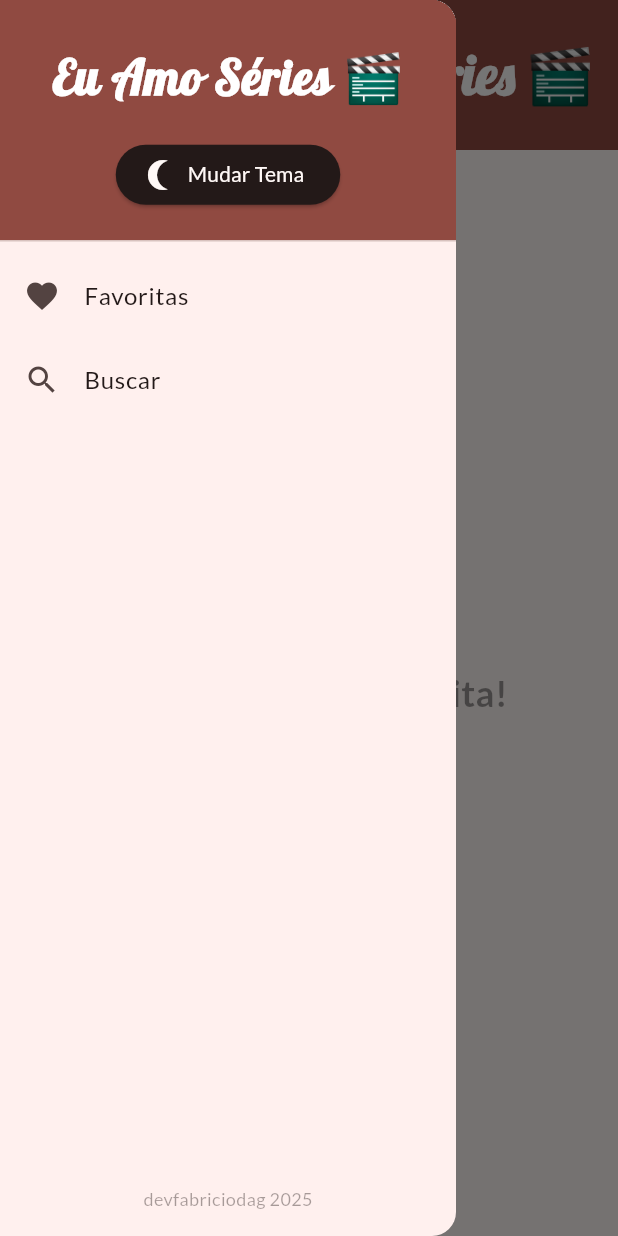
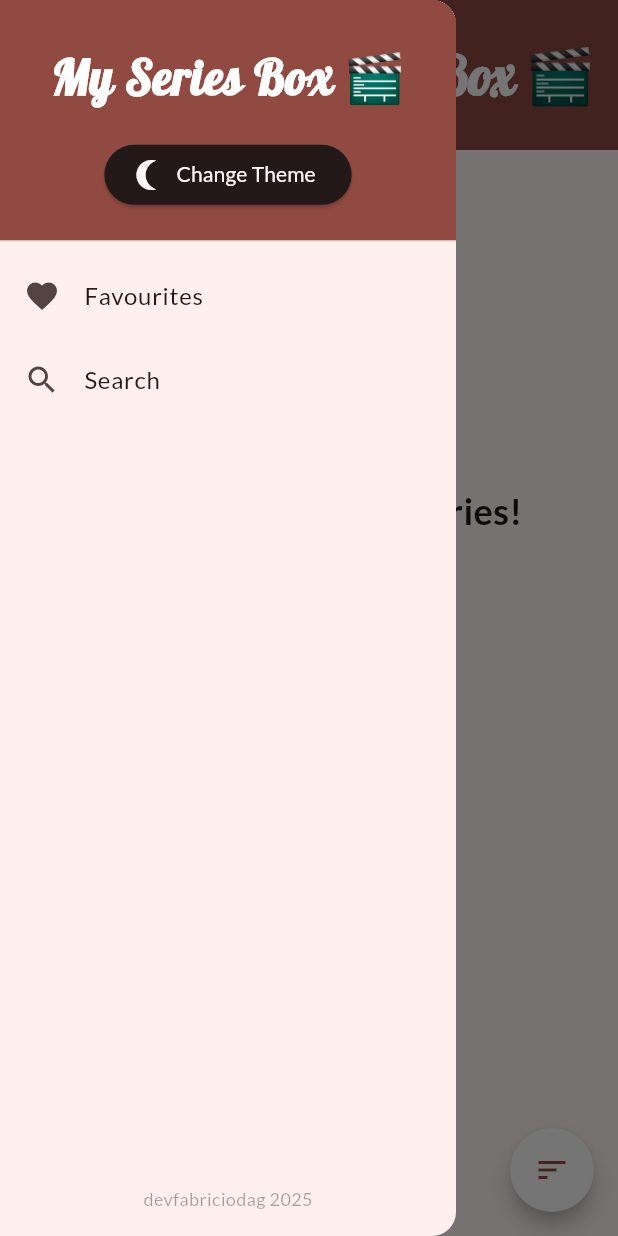
Before and after one commit to FabricioDag/flutter_app_3_seriesAPI, a Flutter app: the screen it shows after launch, with the side drawer open, on a phone screen of 412 x 824 dp. Run offline on Flutter 3.47's test engine with Material 3 defaults, Android fonts, the phone set to English and light mode, and no system bars; drawn by our look-alikes of flutter_speed_dial; our stand-ins replace flutter_html, go_router, google_fonts, sqflite; accounts and stored records are empty.

Commit message:
Aula 31/07 - Database and sort favourites

```diff
--- a/lib/base_screen.dart
+++ b/lib/base_screen.dart
@@ -1,22 +1,83 @@
 import 'package:app3_series_api/custom_drawer.dart';
+import 'package:app3_series_api/tv_show_model.dart';
 import 'package:flutter/material.dart';
+import 'package:flutter_speed_dial/flutter_speed_dial.dart';
+import 'package:go_router/go_router.dart';
+import 'package:provider/provider.dart';
 
-class BaseScreen extends StatelessWidget {
+class BaseScreen extends StatefulWidget {
   final Widget child;
 
   const BaseScreen({super.key, required this.child});
 
   @override
+  State<BaseScreen> createState() => _BaseScreenState();
+}
+
+class _BaseScreenState extends State<BaseScreen> {
+
+  bool _isAscending = true;
+
+  @override
   Widget build(BuildContext context) {
+
+    final currentPath = GoRouterState.of(context).uri.path;
+    final viewModel = context.watch<TvShowModel>();
+
     return Scaffold(
         appBar: AppBar(
           title: Row(
-            mainAxisAlignment: MainAxisAlignment.end, // Alinha à direita
-            children: [Text('Eu Amo Séries 🎬')],
+            mainAxisAlignment: MainAxisAlignment.end,
+            children: [Text('My Series Box 🎬')],
           ),
         ),
         drawer: CustomDrawer(),
-        body: child,
+        body: widget.child,
+        floatingActionButton: currentPath == '/'
+          ? SpeedDial(
+              elevation: 5,
+              icon: Icons.sort,
+              activeIcon: Icons.close,
+              backgroundColor: Theme.of(context).colorScheme.onPrimary,
+              foregroundColor: Theme.of(context).colorScheme.primary,
+              overlayColor: Theme.of(context).colorScheme.primary,
+              overlayOpacity: 0.5,
+              children: [
+                SpeedDialChild(
+                  child: Icon(
+                    Icons.sort_by_alpha,
+                    color: Theme.of(context).colorScheme.primary,
+                  ),
+                  label: 'Sort by name',
+                  labelBackgroundColor: Theme.of(context).colorScheme.surface,
+                  backgroundColor: Theme.of(context).colorScheme.surface,
+                  onTap: () {
+                    viewModel.sortByName(_isAscending);
+                    setState(() {
+                      _isAscending = !_isAscending;
+                    });
+                  },
+                ),
+                SpeedDialChild(
+                  child: Icon(
+                    Icons.star_rate,
+                    color: Theme.of(context).colorScheme.primary,
+                  ),
+                  label: 'Sort by score',
+                  labelBackgroundColor: Theme.of(context).colorScheme.surface,
+                  backgroundColor: Theme.of(context).colorScheme.surface,
+                  onTap: () {
+                    viewModel.sortByRating(_isAscending);
+                    setState(() {
+                      _isAscending = !_isAscending;
+                    });
+                  },
+                ),
+              ],
+            )
+          : null,
       );
   }
+
+
 }
--- a/lib/custom_drawer.dart
+++ b/lib/custom_drawer.dart
@@ -21,7 +21,7 @@ class CustomDrawer extends StatelessWidget {
               mainAxisAlignment: MainAxisAlignment.center,
               children: [
                 Text(
-                  'Eu Amo Séries 🎬',
+                  'My Series Box 🎬',
                   style: GoogleFonts.lobster(
                     color: Theme.of(context).colorScheme.onPrimary,
                     fontSize: 32,
@@ -38,7 +38,7 @@ class CustomDrawer extends StatelessWidget {
                   icon: !context.watch<MyThemeModel>().isDark
                       ? Icon(Icons.nightlight_round_sharp, size: 24)
                       : Icon(Icons.wb_sunny_outlined, size: 24),
-                  label: Text('Mudar Tema'),
+                  label: Text('Change Theme'),
                 ),
               ],
             ),
@@ -46,7 +46,7 @@ class CustomDrawer extends StatelessWidget {
         ),
         ListTile(
           leading: Icon(Icons.favorite),
-          title: Text('Favoritas'),
+          title: Text('Favourites'),
           onTap: () {
             Navigator.of(context).pop();
             context.go('/');
@@ -54,7 +54,7 @@ class CustomDrawer extends StatelessWidget {
         ),
         ListTile(
           leading: Icon(Icons.search),
-          title: Text('Buscar'),
+          title: Text('Search'),
           onTap: () {
             Navigator.of(context).pop();
             context.go('/search');
--- a/lib/fav_tv_show_screen.dart
+++ b/lib/fav_tv_show_screen.dart
@@ -1,6 +1,6 @@
 import 'package:app3_series_api/tv_show_grid.dart';
+import 'package:flutter/material.dart';
 import 'package:app3_series_api/tv_show_model.dart';
-import 'package:flutter/material.dart';
 import 'package:provider/provider.dart';
 
 class FavTvShowScreen extends StatefulWidget {
@@ -12,34 +12,90 @@ class FavTvShowScreen extends StatefulWidget {
 
 class _FavTvShowScreenState extends State<FavTvShowScreen> {
   @override
+  void initState() {
+    super.initState();
+    WidgetsBinding.instance.addPostFrameCallback((_) {
+      context.read<TvShowModel>().initialize();
+    });
+  }
+
+  @override
   Widget build(BuildContext context) {
-    var tvShows = context.watch<TvShowModel>().tvShows;
+    return Consumer<TvShowModel>(
+      builder: (context, viewModel, child) {
+        if (viewModel.isLoading) {
+          return Center(
+            child: SizedBox(
+              height: 96,
+              width: 96,
+              child: CircularProgressIndicator(strokeWidth: 12),
+            ),
+          );
+        }
+
+        if (viewModel.errorMessage != null) {
+          return Center(
+            child: Container(
+              padding: EdgeInsets.all(32),
+              child: Column(
+                spacing: 32,
+                children: [
+                  Text(
+                    'Error: ${viewModel.errorMessage}',
+                    style: TextStyle(fontSize: 24),
+                  ),
+                  ElevatedButton(
+                    onPressed: () {
+                      viewModel.load();
+                    },
+                    child: Text('Try again'),
+                  ),
+                ],
+              ),
+            ),
+          );
+        }
 
         return Container(
           padding: EdgeInsets.all(16),
-  child: tvShows.isEmpty
-      ? Center(
-          child: Text(
-            'Nenhuma série favorita!',
+          child: Column(
+            children: [
+              if (viewModel.hasFavorites) ...[
+                const SizedBox(height: 8),
+                Text(
+                  '${viewModel.tvShows.length} Favourite series',
+                  style: TextStyle(fontWeight: FontWeight.bold, fontSize: 16),
+                ),
+              ],
+              const SizedBox(height: 16),
+              Expanded(
+                child: viewModel.hasFavorites
+                    ? TvShowGrid(tvShows: viewModel.tvShows)
+                    : Center(
+                        child: Column(
+                          children: [
+                            const SizedBox(height: 64),
+                            Icon(
+                              Icons.favorite,
+                              size: 96,
+                              color: Theme.of(context).colorScheme.primary,
+                            ),
+                            const SizedBox(height: 32),
+                            Text(
+                              'Add your favourite series!',
                               style: TextStyle(
+                                fontWeight: FontWeight.bold,
                                 fontSize: 24,
-              fontWeight: FontWeight.bold,
-              color: Colors.black.withAlpha((0.4 * 255).toInt())
                               ),
-            textAlign: TextAlign.center,
                             ),
-        )
-      : Column(
-          crossAxisAlignment: CrossAxisAlignment.start,
-          children: [
-            Text(
-              'Favoritas',
-              style: TextStyle(fontWeight: FontWeight.bold, fontSize: 24),
+                          ],
                         ),
-            SizedBox(height: 16),
-            Expanded(child: TvShowGrid(tvShows: tvShows)),
+                      ),
+              ),
             ],
           ),
         );
+      },
+    );
   }
 }
--- a/lib/main.dart
+++ b/lib/main.dart
@@ -9,6 +9,8 @@ import 'package:go_router/go_router.dart';
 import 'package:provider/provider.dart';
 
 void main() {
+  WidgetsFlutterBinding.ensureInitialized();
+
   runApp(
     MultiProvider(
       providers: [
--- a/lib/tv_show_search.dart
+++ b/lib/tv_show_search.dart
@@ -35,7 +35,7 @@ class _TvShowSearchScreenState extends State<TvShowSearchScreen> {
       child: Column(
         children: [
           Text(
-            'Buscar Séries',
+            'Search series',
             style: TextStyle(fontWeight: FontWeight.bold, fontSize: 24),
           ),
           SizedBox(height: 32),
@@ -66,7 +66,7 @@ class _TvShowSearchScreenState extends State<TvShowSearchScreen> {
               ),
               validator: (value) {
                 if (value == null || value.isEmpty) {
-                  return 'Título é obrigatório!';
+                  return 'You must insert a title!';
                 }
                 return null;
               },
@@ -94,12 +94,12 @@ class _TvShowSearchScreenState extends State<TvShowSearchScreen> {
                               spacing: 32,
                               children: [
                                 Text(
-                                  'Erro: ${snapshot.error}',
+                                  'Error: ${snapshot.error}',
                                   style: TextStyle(fontSize: 24),
                                 ),
                                 ElevatedButton(
                                   onPressed: () => context.go('/'),
-                                  child: Text('VOLTAR'),
+                                  child: Text('return'),
                                 ),
                               ],
                             ),
@@ -113,12 +113,12 @@ class _TvShowSearchScreenState extends State<TvShowSearchScreen> {
                               spacing: 32,
                               children: [
                                 Text(
-                                  'Nenhuma série encontrada!',
+                                  'No series found!',
                                   style: TextStyle(fontSize: 24),
                                 ),
                                 ElevatedButton(
                                   onPressed: () => context.go('/'),
-                                  child: Text('VOLTAR'),
+                                  child: Text('Return'),
                                 ),
                               ],
                             ),
@@ -127,7 +127,7 @@ class _TvShowSearchScreenState extends State<TvShowSearchScreen> {
                       } else {
                         return Column(children: [
                           Text(
-                            '${snapshot.data!.length} séries encontradas!',
+                            '${snapshot.data!.length} Series found!',
                             style: TextStyle(
                               fontSize: 18,
                               color: Theme.of(context).colorScheme.primary,
--- a/lib/tv_show_service.dart
+++ b/lib/tv_show_service.dart
@@ -2,8 +2,51 @@ import 'dart:convert';
 
 import 'package:app3_series_api/tv_show_model.dart';
 import 'package:http/http.dart' as http;
+import 'package:sqflite/sqflite.dart';
+import 'package:app3_series_api/database_service.dart';
 
 class TvShowService {
+  late final DatabaseService _databaseService = DatabaseService();
+
+  Future<List<TvShow>> getAll() async {
+    final db = await _databaseService.database;
+    final List<Map<String, dynamic>> maps = await db.query('tv_shows');
+    return _convertToList(maps);
+  }
+
+  List<TvShow> _convertToList(List<Map<String, dynamic>> maps) {
+    return maps
+        .map(
+          (map) => TvShow(
+            id: map['id'] as int,
+            imageUrl: map['imageUrl'] as String? ?? '',
+            name: map['name'] as String? ?? 'Unknown',
+            webChannel: map['webChannel'] as String? ?? 'N/A',
+            rating: (map['rating'] as num?)?.toDouble() ?? 0.0,
+            summary: map['summary'] as String? ?? 'No summary.',
+          ),
+        )
+        .toList();
+  }
+
+  Future<void> insert(TvShow tvShow) async {
+    final db = await _databaseService.database;
+    await db.insert(
+      'tv_shows',
+      tvShow.toJson(),
+      conflictAlgorithm: ConflictAlgorithm.replace,
+    );
+  }
+
+  Future<void> delete(int id) async {
+    final db = await _databaseService.database;
+    await db.delete('tv_shows', where: 'id = ?', whereArgs: [id]);
+  }
+
+  Future<bool> isFavorite(TvShow tvShow) async {
+    final tvShows = await getAll();
+    return tvShows.any((show) => show.id == tvShow.id);
+  }
 
   Future<TvShow> fetchTvShowById(int id) async {
     final response = await http.get(
@@ -13,7 +56,7 @@ class TvShowService {
     if (response.statusCode == 200) {
       return TvShow.fromJson(json.decode(response.body));
     } else {
-      throw Exception('Falha ao carregar série!');
+      throw Exception('Error loading the series!');
     }
   }
 
@@ -29,7 +72,7 @@ class TvShowService {
       });
       return tvShows;
     } else {
-      throw Exception('Falha ao carregar séries!');
+      throw Exception('Error loading the series!');
     }
   }
 
--- a/pubspec.yaml
+++ b/pubspec.yaml
@@ -14,6 +14,9 @@ dependencies:
   provider: ^6.1.5
   http: ^1.4.0
   flutter_html: ^3.0.0
+  sqflite: ^2.4.2
+  path: ^1.9.1
+  flutter_speed_dial: ^7.0.0
 
 dev_dependencies:
   flutter_test:
```
Also changed, not shown: lib/database_service.dart (added, +37 -0 lines), lib/tv_show_grid.dart (+44 -13 lines), lib/tv_show_model.dart (+93 -3 lines), lib/tv_show_screen.dart (+21 -22 lines), pubspec.lock, 1 other file. Lines whose indentation alone changed are shown as unchanged.
